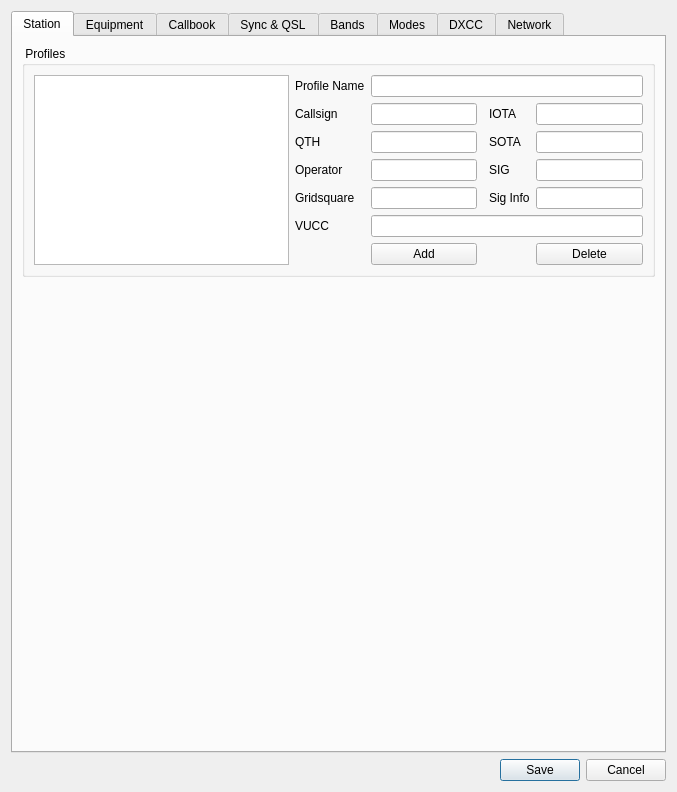
Above: ui/SettingsDialog.ui from k5mcd/QLog before the change. Below: the same form after it.
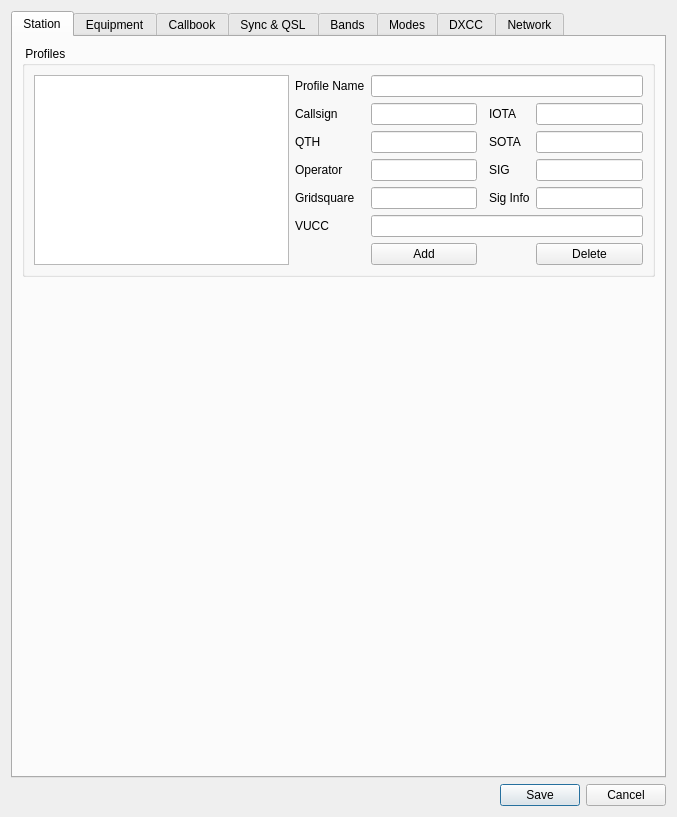
That is the form after the change. Icons and pictures are not drawn.

Commit message: Rig Profile: Minor polishing of Setting dialog

Patch:
```diff
--- a/ui/SettingsDialog.ui
+++ b/ui/SettingsDialog.ui
@@ -7,7 +7,7 @@
     <x>0</x>
     <y>0</y>
     <width>677</width>
-    <height>792</height>
+    <height>817</height>
    </rect>
   </property>
   <property name="windowTitle">
```
Left out of the diff: 2 changed lines with no effect on the pictures. The commit also changes 1 other file.
